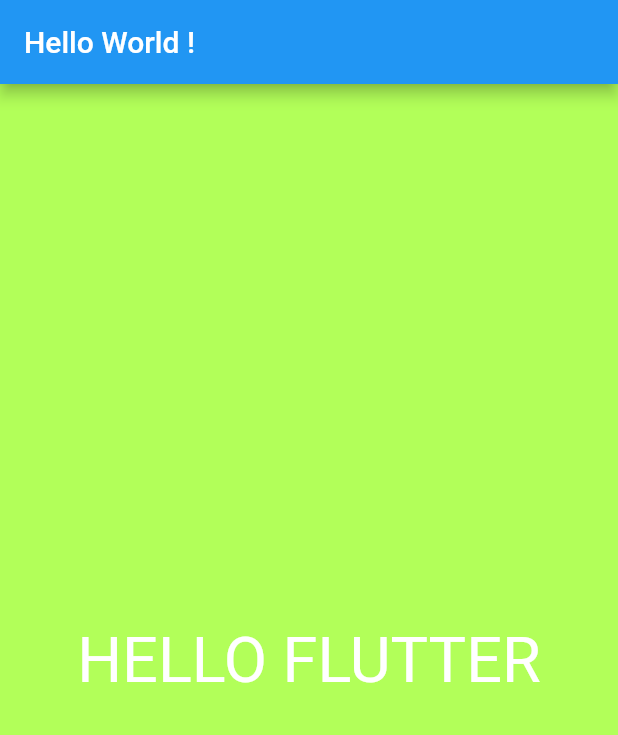
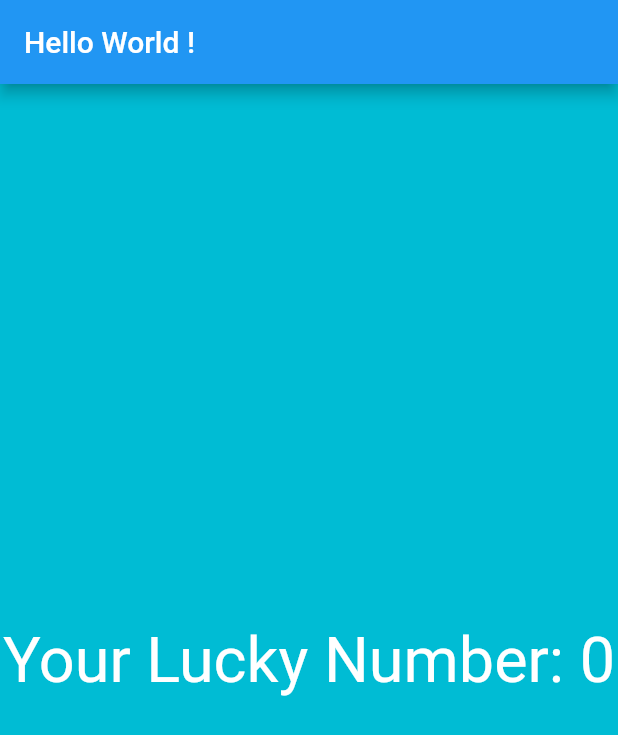
Before and after one commit to Divyansh747/Hello_flutter-app, a Flutter app: the screen it shows after launch, on a phone screen of 412 x 824 dp. Shown: the top 735 px of the screen. Run offline on Flutter 3.47's test engine with Material 2 defaults, Android fonts, the phone set to English and light mode, and no system bars.

Commit message:
Random_Number
Random_number_generator_widget

```diff
--- a/lib/app_screens/first_screen.dart
+++ b/lib/app_screens/first_screen.dart
@@ -1,17 +1,27 @@
 import 'package:flutter/material.dart';
+import 'dart:math';
 
 class FirstScreen extends StatelessWidget{
 @override
 Widget build(BuildContext context) {
  return Material(
-    color: Colors.lightGreenAccent,
+    color: Colors.cyan,
     child: Center(
       child: Text(
-        "HELLO FLUTTER",
+        generateLuckyNumber(),
         textDirection: TextDirection.ltr,
         style: TextStyle(color: Colors.white, fontSize: 42.0),
-      ), //text
-    ),
-  );
+      ),
+  ),
+ );
 }
+
+String generateLuckyNumber(){
+
+  var random = Random();
+  int luckyNumber = random.nextInt(10);
+
+  return "Your Lucky Number: $luckyNumber";
 }
+
+}
```
